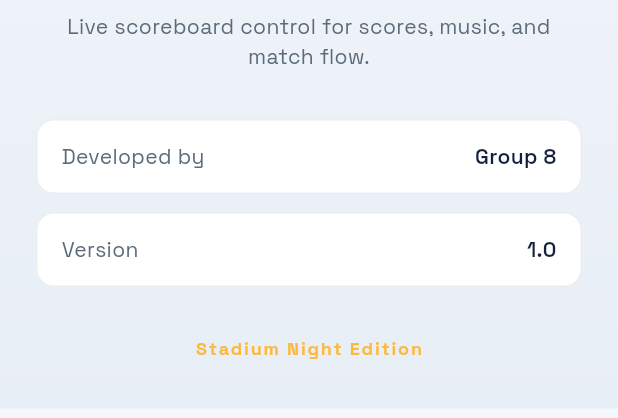
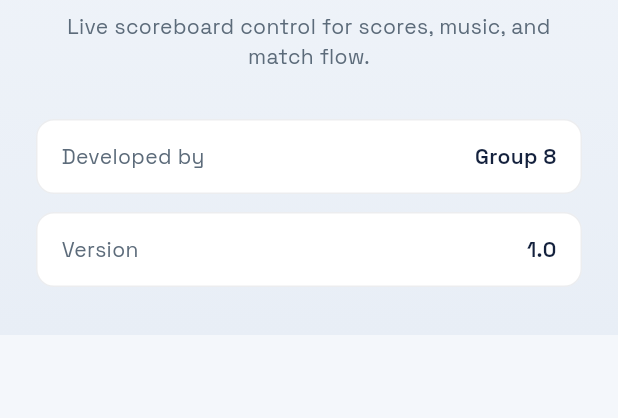
Before and after one commit to yoadjei/sb, a Flutter app: the AboutScreen screen opened directly, on a phone screen of 412 x 824 dp, the part 361-779 px from its top. Run offline on Flutter 3.47's test engine with Material 3 defaults, Android fonts, the phone set to English and light mode, and no system bars; our stand-ins replace flutter_bluetooth_serial, flutter_colorpicker, flutter_riverpod, google_fonts, permission_handler, share_plus and 1 more; accounts and stored records are empty.

Commit message:
chore: remove stadium night edition label from about

```diff
--- a/lib/screens/about_screen.dart
+++ b/lib/screens/about_screen.dart
@@ -1,7 +1,6 @@
 import 'package:flutter/material.dart';
 import 'package:google_fonts/google_fonts.dart';
 
-import '../themes/colors.dart';
 import '../themes/stadium_style.dart';
 import '../utils/app_brand.dart';
 import '../widgets/arena_board_logo.dart';
@@ -56,16 +55,6 @@ class AboutScreen extends StatelessWidget {
               value: AppBrand.version,
               style: style,
             ),
-            const SizedBox(height: 32),
-            Text(
-              'Stadium Night Edition',
-              style: GoogleFonts.spaceGrotesk(
-                fontSize: 12,
-                fontWeight: FontWeight.w700,
-                letterSpacing: 1.2,
-                color: StadiumColors.brand.withValues(alpha: 0.85),
-              ),
-            ),
           ],
         ),
       ),
```
